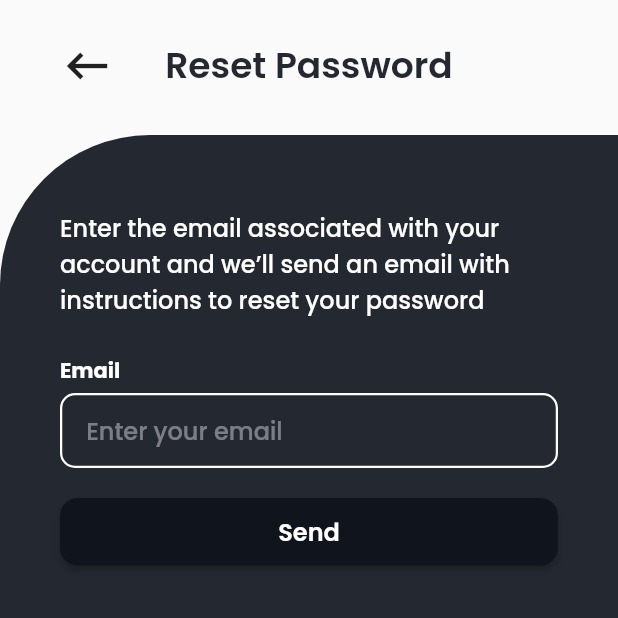
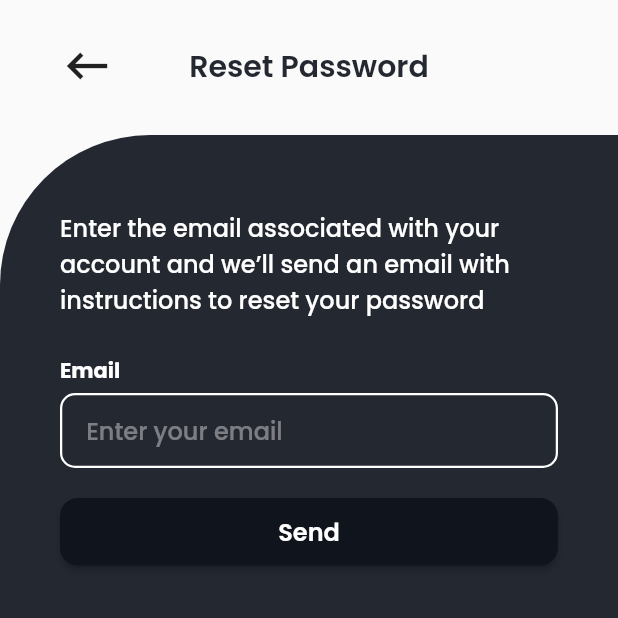
Before and after one commit to Kelompok-9-Office-Booking-System/sewakantor-flutter, a Flutter app: the ResetPasswordPage screen opened by its route, on a phone screen of 412 x 824 dp, the top half of it. Run offline on Flutter 3.47's test engine with Material 2 defaults, Android fonts, the phone set to English and light mode, and no system bars; our stand-ins replace animated_splash_screen, dio, google_fonts, page_transition, shared_preferences; accounts and stored records are empty.

Commit message:
all ui for reset password

```diff
--- a/lib/main.dart
+++ b/lib/main.dart
@@ -11,8 +11,10 @@
 import 'package:sewakantor_flutter/ui/pages/login_page.dart';
 import 'package:sewakantor_flutter/ui/pages/not_found_page.dart';
 import 'package:sewakantor_flutter/ui/pages/personal_information_page.dart';
-import 'package:sewakantor_flutter/ui/pages/reset_password_page.dart';
+import 'package:sewakantor_flutter/ui/reset_password/create_new_password_page.dart';
+import 'package:sewakantor_flutter/ui/reset_password/reset_password_page.dart';
 import 'package:sewakantor_flutter/ui/pages/signup_page.dart';
+import 'package:sewakantor_flutter/ui/reset_password/send_email_page.dart';
 import 'package:sewakantor_flutter/ui/splash/splash_screen.dart';
 import 'package:shared_preferences/shared_preferences.dart';
 
@@ -45,6 +47,8 @@
           '/login-page': (context) => LoginPage(),
           '/signup-page': (context) => SignUpPage(),
           '/reset-password-page': (context) => ResetPasswordPage(),
+          '/send-email-page': (context) => SendEmailPage(),
+          '/create-new-password-page': (context) => CreateNewPasswordPage(),
           '/main-page': (context) => MainPage(),
           '/home-page': (context) => HomePage(),
           '/chat-page': (context) => ChatPage(),
--- /dev/null
+++ b/lib/ui/reset_password/reset_password_page.dart
@@ -0,0 +1,198 @@
+// ignore_for_file: prefer_const_constructors
+
+import 'package:dio/dio.dart';
+import 'package:flutter/material.dart';
+import 'package:intl/intl.dart';
+import 'package:provider/provider.dart';
+import 'package:sewakantor_flutter/providers/auth_provider.dart';
+import 'package:sewakantor_flutter/shared/theme.dart';
+import 'package:sewakantor_flutter/ui/widgets/custom_button_icon.dart';
+import 'package:sewakantor_flutter/ui/widgets/custom_button_text.dart';
+import 'package:sewakantor_flutter/ui/widgets/custom_text_form_field.dart';
+
+class ResetPasswordPage extends StatefulWidget {
+  const ResetPasswordPage({Key? key}) : super(key: key);
+
+  @override
+  State<ResetPasswordPage> createState() => ResetPasswordPageState();
+}
+
+class ResetPasswordPageState extends State<ResetPasswordPage> {
+  TextEditingController firstNameController = TextEditingController(text: '');
+  TextEditingController lastNameController = TextEditingController(text: '');
+  TextEditingController emailController = TextEditingController(text: '');
+  TextEditingController passwordController = TextEditingController(text: '');
+  TextEditingController confirmPasswordController =
+      TextEditingController(text: '');
+  final formKey = GlobalKey<FormState>();
+
+  @override
+  Widget build(BuildContext context) {
+    handleSignUp() async {
+      print('WOOYY');
+      try {
+        ScaffoldMessenger.of(context).showSnackBar(
+          SnackBar(
+            duration: Duration(seconds: 2),
+            backgroundColor: Colors.greenAccent,
+            content: Text(
+              'Berhasil Kirim Email',
+              textAlign: TextAlign.center,
+            ),
+          ),
+        );
+
+        Future.delayed(Duration(seconds: 3), () async {
+          await Navigator.pushNamedAndRemoveUntil(
+              context, '/send-email-page', (route) => true);
+        });
+      } catch (e) {
+        // ScaffoldMessenger.of(context).showSnackBar(
+        //   SnackBar(
+        //     backgroundColor: Colors.redAccent,
+        //     content: Text(
+        //       toBeginningOfSentenceCase(
+        //           e.response!.data["message"].toString())!,
+        //       textAlign: TextAlign.center,
+        //     ),
+        //   ),
+        // );
+      }
+    }
+
+    return Scaffold(
+      resizeToAvoidBottomInset: true,
+      body: GestureDetector(
+        onTap: () => FocusManager.instance.primaryFocus?.unfocus(),
+        child: ListView(
+          children: [
+            Container(
+              // padding: const EdgeInsets.only(top: 30),
+              height: MediaQuery.of(context).size.height,
+              constraints: BoxConstraints(
+                  // maxHeight: MediaQuery.of(context).size.height,
+                  // maxWidth: MediaQuery.of(context).size.width,
+                  ),
+              child: Column(
+                // mainAxisSize: MainAxisSize.min,
+                crossAxisAlignment: CrossAxisAlignment.center,
+                children: [
+                  Container(
+                    margin: EdgeInsets.only(
+                      top: 24,
+                      left: 40,
+                      right: 40,
+                      bottom: 26,
+                    ),
+                    height: 40,
+                    // width: double.infinity,
+                    // decoration: BoxDecoration(
+                    //   color: primaryColorWhisper,
+                    // ),
+                    child: Row(
+                      mainAxisAlignment: MainAxisAlignment.spaceBetween,
+                      children: [
+                        InkWell(
+                          onTap: () {
+                            Navigator.pop(context);
+                          },
+                          child: Icon(
+                            Icons.keyboard_backspace,
+                            size: 36,
+                          ),
+                        ),
+                        Text(
+                          'Reset Password',
+                          style: primaryTextStyle.copyWith(
+                            fontSize: 20,
+                            fontWeight: semiBold,
+                            color: primaryColorMidnightExpress,
+                          ),
+                          textAlign: TextAlign.center,
+                        ),
+                        Icon(
+                          null,
+                          size: 36,
+                        ),
+                      ],
+                    ),
+                  ),
+                  Expanded(
+                    child: Container(
+                      padding: EdgeInsets.only(
+                        top: 50,
+                        right: 40,
+                        left: 40,
+                        bottom: 40,
+                      ),
+                      width: double.infinity,
+                      decoration: BoxDecoration(
+                        color: primaryColorMidnightExpress,
+                        borderRadius: BorderRadius.only(
+                          topLeft: Radius.circular(100),
+                        ),
+                      ),
+                      child: Form(
+                        key: formKey,
+                        child: Column(
+                          children: [
+                            Text(
+                              'Enter the email associated with your account and we’ll send an email with instructions to reset your password',
+                              style: primaryTextStyle.copyWith(
+                                fontSize: 16,
+                                fontWeight: medium,
+                                color: primaryColorWhite,
+                              ),
+                            ),
+                            SizedBox(
+                              height: 25,
+                            ),
+                            CustomTextFormField(
+                              title: 'Email',
+                              hintText: 'Enter your email',
+                              colorTitle: primaryColorWhite,
+                              colorBorder: primaryColorWhite,
+                              colorHintText: primaryColorWhite.withOpacity(0.4),
+                              controller: emailController,
+                              validator: (value) {
+                                if (value!.isEmpty) {
+                                  return "Email Required";
+                                } else if (!RegExp(
+                                        r'^[\w-\.]+@([\w-]+\.)+[\w-]{2,4}$')
+                                    .hasMatch(value)) {
+                                  return 'Enter Correct Email';
+                                } else {
+                                  return null;
+                                }
+                              },
+                            ),
+                            SizedBox(
+                              height: 20,
+                            ),
+                            CustomButtonText(
+                              text: 'Send',
+                              onPrressed: () {
+                                if (formKey.currentState!.validate()) {
+                                  handleSignUp();
+                                }
+                                FocusManager.instance.primaryFocus?.unfocus();
+                              },
+                              bgColor: primaryColorBlackRussian,
+                            ),
+                            SizedBox(
+                              height: 15,
+                            ),
+                          ],
+                        ),
+                      ),
+                    ),
+                  ),
+                ],
+              ),
+            ),
+          ],
+        ),
+      ),
+    );
+  }
+}
```
Also changed, not shown: lib/ui/reset_password/create_new_password_page.dart (renamed from lib/ui/pages/reset_password_page.dart, +55 -62 lines), lib/ui/reset_password/send_email_page.dart (added, +72 -0 lines), assets/icon/email_send_icon.png (added).
